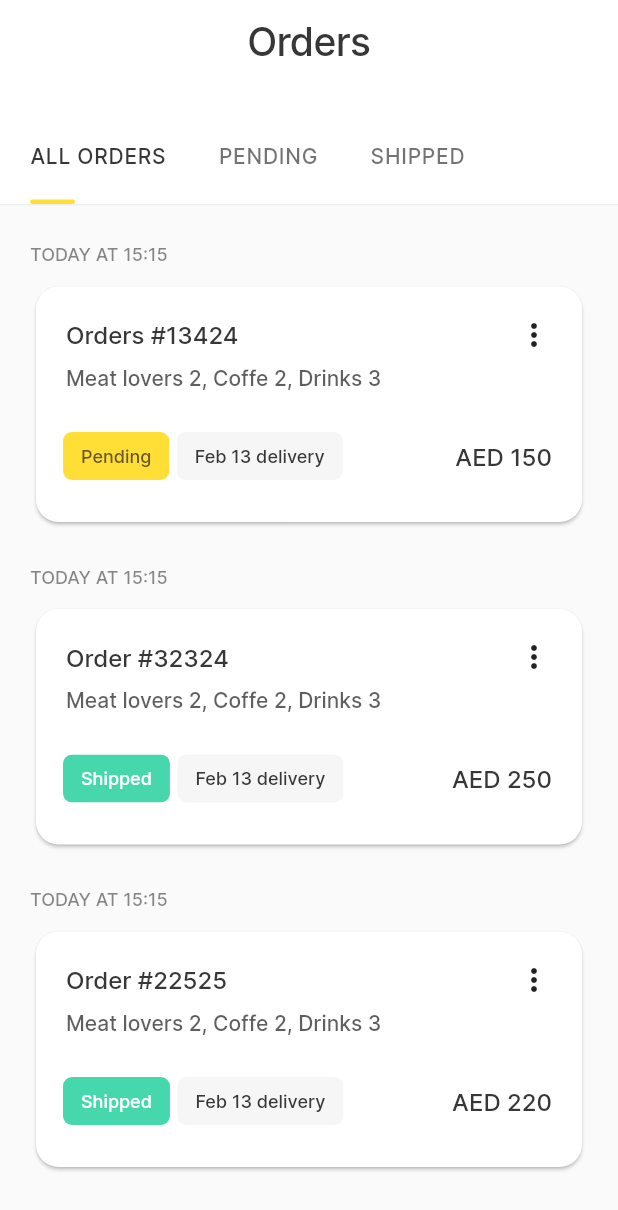
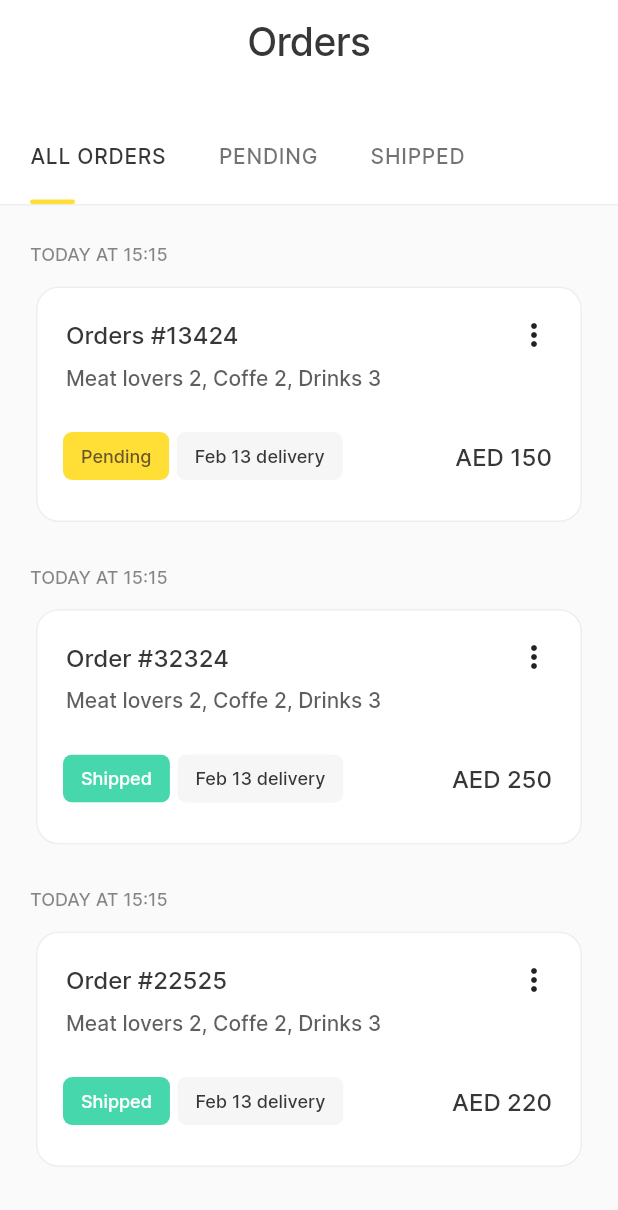
Before and after one commit to fcolakovic2/meelz, a Flutter app: the screen it shows after launch, on a phone screen of 412 x 824 dp. Shown: the top 1210 px of the screen. Run offline on Flutter 3.47's test engine with Material 2 defaults, Android fonts, the phone set to English and light mode, and no system bars.

Commit message:
dorvseno spajanje

```diff
--- a/lib/utils/dummy_data/dummy_data.dart
+++ b/lib/utils/dummy_data/dummy_data.dart
@@ -39,11 +39,14 @@ List<Widget> widgetsList = [
       cardsList.length,
       (counter) => cardsList[counter].status == "Pending"
           ? Padding(
-              padding: const EdgeInsets.only(top: 47.0, right: 20, left: 20),
+              padding: const EdgeInsets.only(top: 25.0, right: 20, left: 20),
               child: Column(
                 crossAxisAlignment: CrossAxisAlignment.start,
                 children: [
-                  Text("ss"),
+                  Padding(
+                    padding: const EdgeInsets.only(bottom: 10.0),
+                    child: Text("TODAY AT 15:15", style: stilDatuma),
+                  ),
                   cardsList[counter],
                 ],
               ),
@@ -56,11 +59,14 @@ List<Widget> widgetsList = [
       cardsList.length,
       (counter) => cardsList[counter].status == "Shipped"
           ? Padding(
-              padding: const EdgeInsets.only(top: 47.0, right: 20, left: 20),
+              padding: const EdgeInsets.only(top: 25.0, right: 20, left: 20),
               child: Column(
                 crossAxisAlignment: CrossAxisAlignment.start,
                 children: [
-                  Text("ss"),
+                  Padding(
+                    padding: const EdgeInsets.only(bottom: 10.0),
+                    child: Text("TODAY AT 15:15", style: stilDatuma),
+                  ),
                   cardsList[counter],
                 ],
               ),
--- a/lib/view/kartica/pages/kartica.dart
+++ b/lib/view/kartica/pages/kartica.dart
@@ -16,9 +16,11 @@ class _OrderKarticaState extends State<OrderKartica> {
   Widget build(BuildContext context) {
     return Center(
       child: Card(
+        elevation: 0.0,
         shape: widget.image == ""
             ? RoundedRectangleBorder(
                 borderRadius: BorderRadius.circular(15.0),
+                side: BorderSide(width: 1, color: Color(0xffEEEEEE)),
               )
             : RoundedRectangleBorder(),
         child: widget.image != ""
```
Also changed, not shown: lib/utils/shared/SizeConfig.dart (renamed from lib/utils/shared/size_config.dart).
